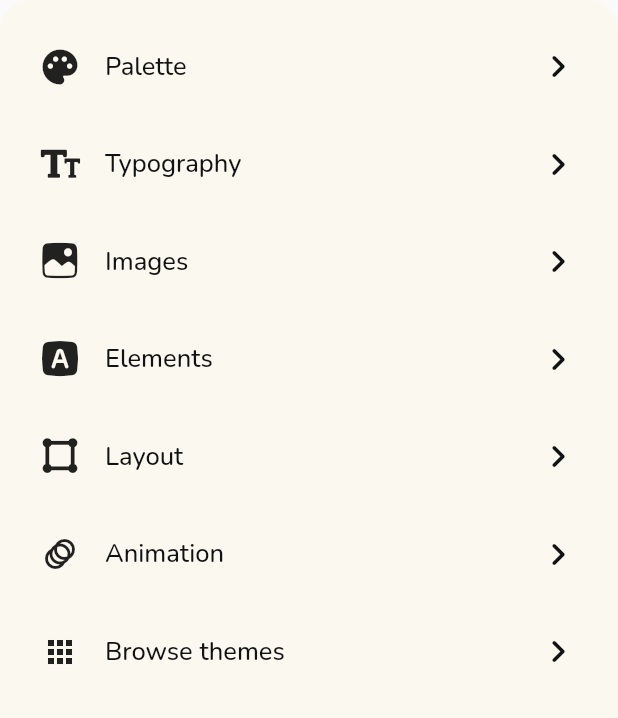
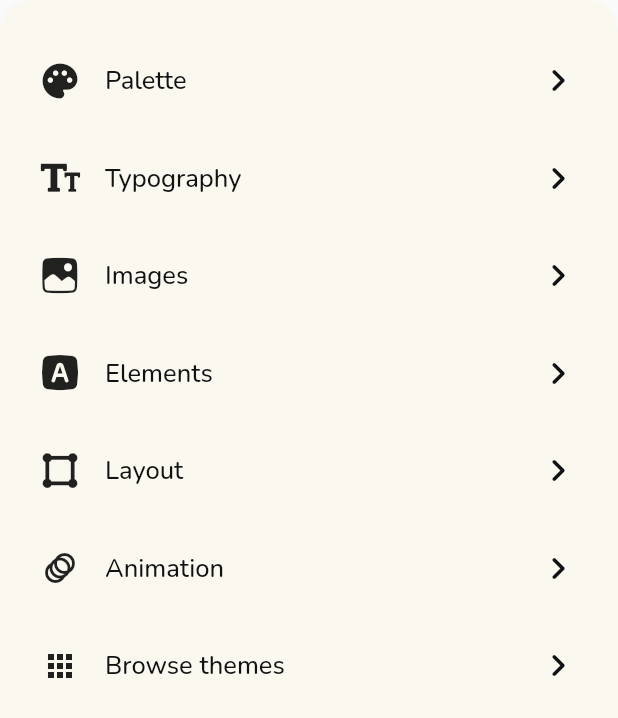
Before and after one commit to cjwg/onodu, a Flutter app: the ThemeSettingsWidget widget shown alone on an empty page, opened directly, on a phone screen of 412 x 824 dp. Shown: the top 718 px of the screen. Run offline on Flutter 3.47's test engine with Material 2 defaults, Android fonts, the phone set to English and light mode, and no system bars; our stand-ins replace auto_size_text, dropdown_button2, flutter_animate, flutter_colorpicker, font_awesome_flutter, from_css_color and 6 more; missing offline and left inert: json_path; accounts and stored records are empty; statements that could not run were skipped.

Commit message:
Updating to latest FlutterFlow output.

```diff
--- a/lib/components/theme_settings/theme_settings_widget.dart
+++ b/lib/components/theme_settings/theme_settings_widget.dart
@@ -86,7 +86,7 @@ class _ThemeSettingsWidgetState extends State<ThemeSettingsWidget> {
                     ),
                   ),
                   Align(
-                    alignment: AlignmentDirectional(0.0, -0.75),
+                    alignment: AlignmentDirectional(0.0, -0.55),
                     child: ListView(
                       padding: EdgeInsets.zero,
                       shrinkWrap: true,
```
